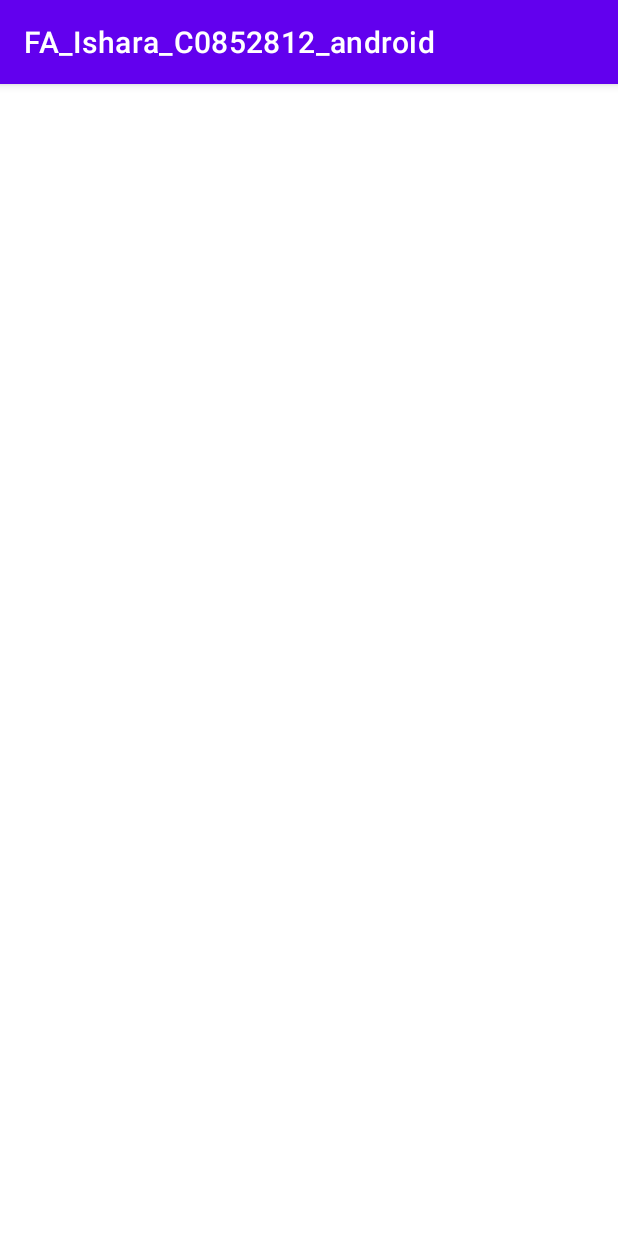
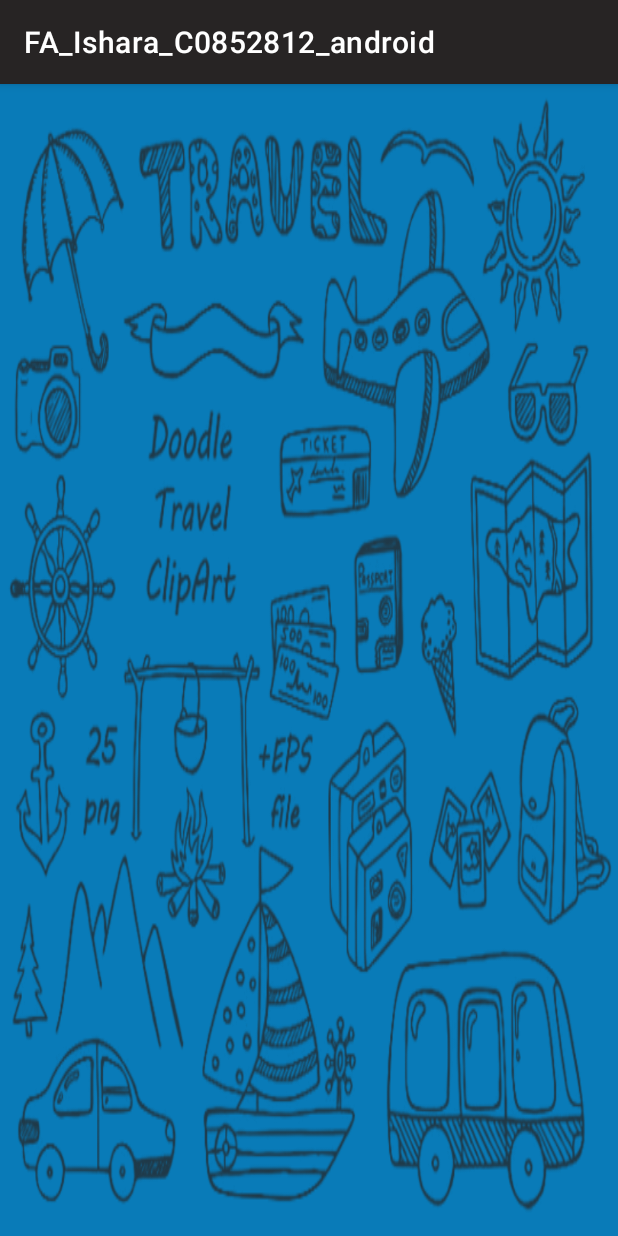
Before and after one commit to arcslash/FA_Ishara_C0852812_android, an Android app: the screen it shows after launch (SplashActivity), on a phone screen of 412 x 824 dp. Run offline under Robolectric (Android 15) with nearby library versions, the light colour scheme and no system bars.

Commit message:
splash screen config adds

```diff
--- a/app/src/main/java/com/lambton/fa_ishara_c0852812_android/FavMapsActivity.java
+++ b/app/src/main/java/com/lambton/fa_ishara_c0852812_android/FavMapsActivity.java
@@ -431,6 +431,7 @@ public class FavMapsActivity extends FragmentActivity implements OnMapReadyCallb
 
                 // Placing a marker on the touched position
                 Marker m = mMap.addMarker(markerOptions);
+                Log.d("Marker", "Marker Added" + m.getTitle());
 
             }
         }
--- a/app/src/main/res/layout/activity_splash.xml
+++ b/app/src/main/res/layout/activity_splash.xml
@@ -2,7 +2,7 @@
 <RelativeLayout xmlns:android="http://schemas.android.com/apk/res/android"
     android:layout_width="match_parent"
     android:layout_height="match_parent"
-    android:background="@color/green"
+    android:background="@color/secondary"
     android:fitsSystemWindows="false">
 
     <ImageView
@@ -11,7 +11,7 @@
         android:layout_height="match_parent"
         android:alpha="0.75"
         android:background="@drawable/splash"
-        android:backgroundTint="@color/white"
+        android:backgroundTint="@color/primary"
         android:contentDescription="@string/app_name"
         android:visibility="visible" />
 
--- a/app/src/main/res/values/colors.xml
+++ b/app/src/main/res/values/colors.xml
@@ -7,5 +7,8 @@
     <color name="teal_700">#FF018786</color>
     <color name="black">#FF000000</color>
     <color name="white">#FFFFFFFF</color>
-    <color name="green">#0024E624</color>
+    <color name="green">#FF24E624</color>
+    <!-- Application colour theming  -->
+    <color name="primary">#272424</color>
+    <color name="secondary">#097BB8</color>
 </resources>
--- a/app/src/main/res/values/themes.xml
+++ b/app/src/main/res/values/themes.xml
@@ -2,9 +2,9 @@
     <!-- Base application theme. -->
     <style name="Theme.FA_Ishara_C0852812_android" parent="Theme.MaterialComponents.DayNight.DarkActionBar">
         <!-- Primary brand color. -->
-        <item name="colorPrimary">@color/purple_500</item>
+        <item name="colorPrimary">@color/primary</item>
         <item name="colorPrimaryVariant">@color/purple_700</item>
-        <item name="colorOnPrimary">@color/white</item>
+        <item name="colorOnPrimary">@color/primary</item>
         <!-- Secondary brand color. -->
         <item name="colorSecondary">@color/teal_200</item>
         <item name="colorSecondaryVariant">@color/teal_700</item>
@@ -17,6 +17,6 @@
     <style name="AppTheme.PopupOverlay" parent="ThemeOverlay.AppCompat.Light" />
     <style name="ToolbarTheme" parent="@style/ThemeOverlay.AppCompat.ActionBar">
         <!-- Customize color of navigation drawer icon and back arrow -->
-        <item name="colorControlNormal">@color/green</item>
+        <item name="colorControlNormal">@color/secondary</item>
     </style>
 </resources>
```
Also changed, not shown: app/src/main/java/com/lambton/fa_ishara_c0852812_android/MapsActivity.java (+2 -11 lines), app/src/main/res/layout/activity_maps.xml (+5 -4 lines), app/src/main/res/layout/saved_list_design.xml (+0 -21 lines), app/src/main/res/drawable/splash.jpeg (deleted), app/src/main/res/drawable/splash.png (added).
